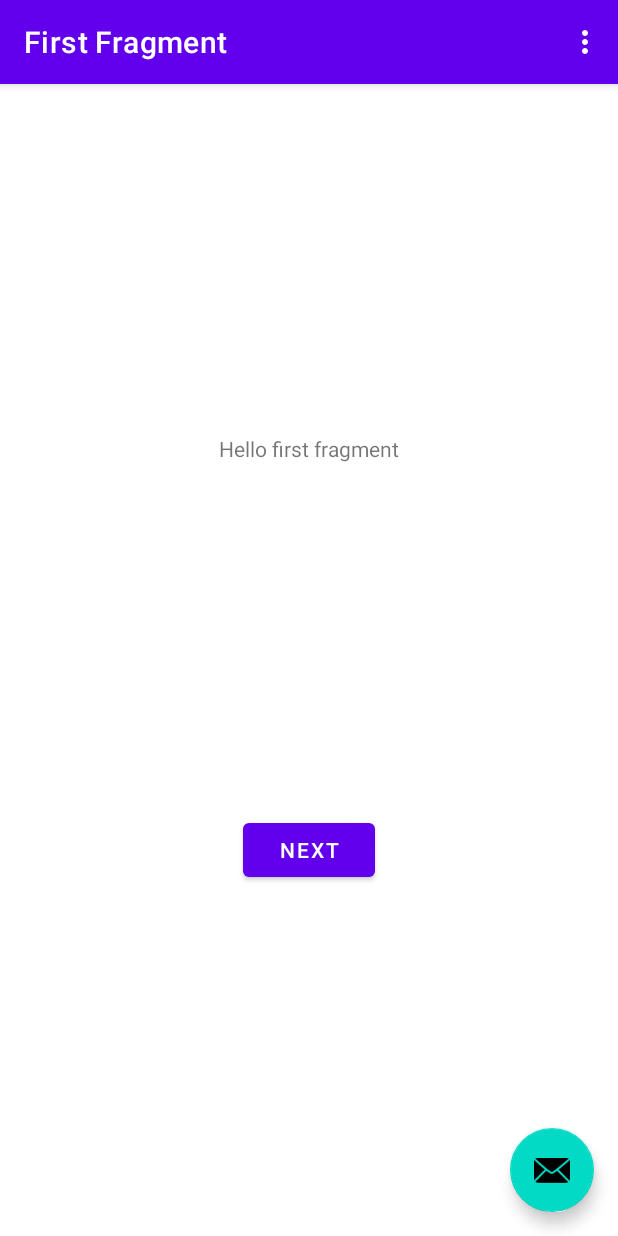
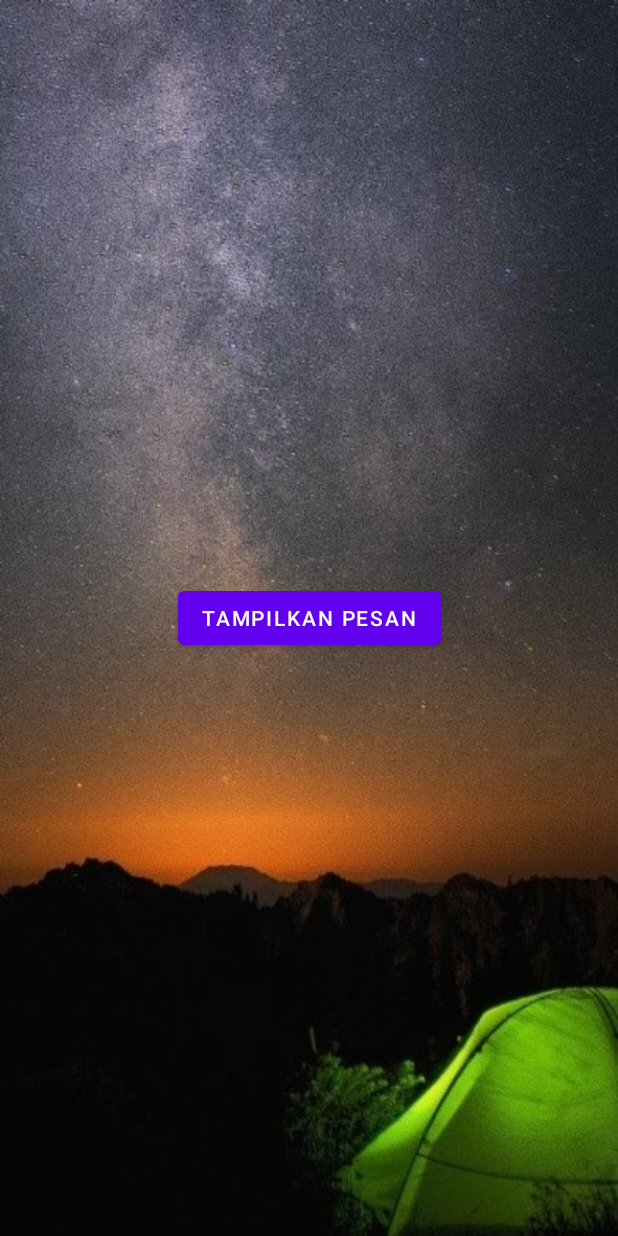
Before and after one commit to cikipawyeye/apb-praktikum, an Android app: the screen it shows after launch (MainActivity), on a phone screen of 412 x 824 dp. Run offline under Robolectric (Android 15) with nearby library versions, the phone set to English and light mode, and no system bars; our stand-ins replace navigation-ui.

Commit message:
replace coordinate layout to constraint layout

```diff
--- a/app/src/main/java/com/example/praktikum/FirstFragment.java
+++ /dev/null
@@ -1,47 +0,0 @@
-package com.example.praktikum;
-
-import android.os.Bundle;
-import android.view.LayoutInflater;
-import android.view.View;
-import android.view.ViewGroup;
-
-import androidx.annotation.NonNull;
-import androidx.fragment.app.Fragment;
-import androidx.navigation.fragment.NavHostFragment;
-
-import com.example.praktikum.databinding.FragmentFirstBinding;
-
-public class FirstFragment extends Fragment {
-
-    private FragmentFirstBinding binding;
-
-    @Override
-    public View onCreateView(
-            LayoutInflater inflater, ViewGroup container,
-            Bundle savedInstanceState
-    ) {
-
-        binding = FragmentFirstBinding.inflate(inflater, container, false);
-        return binding.getRoot();
-
-    }
-
-    public void onViewCreated(@NonNull View view, Bundle savedInstanceState) {
-        super.onViewCreated(view, savedInstanceState);
-
-        binding.buttonFirst.setOnClickListener(new View.OnClickListener() {
-            @Override
-            public void onClick(View view) {
-                NavHostFragment.findNavController(FirstFragment.this)
-                        .navigate(R.id.action_FirstFragment_to_SecondFragment);
-            }
-        });
-    }
-
-    @Override
-    public void onDestroyView() {
-        super.onDestroyView();
-        binding = null;
-    }
-
-}
--- a/app/src/main/java/com/example/praktikum/MainActivity.java
+++ b/app/src/main/java/com/example/praktikum/MainActivity.java
@@ -27,22 +27,8 @@ public class MainActivity extends AppCompatActivity {
     protected void onCreate(Bundle savedInstanceState) {
         super.onCreate(savedInstanceState);
 
-        binding = ActivityMainBinding.inflate(getLayoutInflater());
-        setContentView(binding.getRoot());
+        setContentView(R.layout.activity_main);
 
-        setSupportActionBar(binding.toolbar);
-
-        NavController navController = Navigation.findNavController(this, R.id.nav_host_fragment_content_main);
-        appBarConfiguration = new AppBarConfiguration.Builder(navController.getGraph()).build();
-        NavigationUI.setupActionBarWithNavController(this, navController, appBarConfiguration);
-
-        binding.fab.setOnClickListener(new View.OnClickListener() {
-            @Override
-            public void onClick(View view) {
-                Snackbar.make(view, "Replace with your own action", Snackbar.LENGTH_LONG)
-                        .setAction("Action", null).show();
-            }
-        });
     }
 
     @Override
--- a/app/src/main/res/layout/activity_main.xml
+++ b/app/src/main/res/layout/activity_main.xml
@@ -1,34 +1,20 @@
 <?xml version="1.0" encoding="utf-8"?>
-<androidx.coordinatorlayout.widget.CoordinatorLayout xmlns:android="http://schemas.android.com/apk/res/android"
+<androidx.constraintlayout.widget.ConstraintLayout xmlns:android="http://schemas.android.com/apk/res/android"
     xmlns:app="http://schemas.android.com/apk/res-auto"
     xmlns:tools="http://schemas.android.com/tools"
     android:layout_width="match_parent"
     android:layout_height="match_parent"
+    android:background="@drawable/bg"
     tools:context=".MainActivity">
 
-    <com.google.android.material.appbar.AppBarLayout
-        android:layout_width="match_parent"
-        android:layout_height="wrap_content"
-        android:theme="@style/Theme.Praktikum5200311061.AppBarOverlay">
-
-        <androidx.appcompat.widget.Toolbar
-            android:id="@+id/toolbar"
-            android:layout_width="match_parent"
-            android:layout_height="?attr/actionBarSize"
-            android:background="?attr/colorPrimary"
-            app:popupTheme="@style/Theme.Praktikum5200311061.PopupOverlay" />
-
-    </com.google.android.material.appbar.AppBarLayout>
-
-    <com.google.android.material.floatingactionbutton.FloatingActionButton
-        android:id="@+id/fab"
+    <Button
         android:layout_width="wrap_content"
         android:layout_height="wrap_content"
-        android:layout_gravity="bottom|end"
-        android:layout_marginEnd="@dimen/fab_margin"
-        android:layout_marginBottom="16dp"
-        app:srcCompat="@android:drawable/ic_dialog_email" />
+        android:text="@string/btn_pesan"
+        app:layout_constraintBottom_toBottomOf="parent"
+        app:layout_constraintEnd_toEndOf="parent"
+        app:layout_constraintStart_toStartOf="parent"
+        app:layout_constraintTop_toTopOf="parent" />
 
-    <include layout="@layout/content_main" />
 
-</androidx.coordinatorlayout.widget.CoordinatorLayout>
+</androidx.constraintlayout.widget.ConstraintLayout>
--- a/app/src/main/res/layout/fragment_first.xml
+++ /dev/null
@@ -1,28 +0,0 @@
-<?xml version="1.0" encoding="utf-8"?>
-<androidx.constraintlayout.widget.ConstraintLayout xmlns:android="http://schemas.android.com/apk/res/android"
-    xmlns:app="http://schemas.android.com/apk/res-auto"
-    xmlns:tools="http://schemas.android.com/tools"
-    android:layout_width="match_parent"
-    android:layout_height="match_parent"
-    tools:context=".FirstFragment">
-
-    <Button
-        android:id="@+id/button_first"
-        android:layout_width="wrap_content"
-        android:layout_height="wrap_content"
-        android:text="@string/next"
-        app:layout_constraintBottom_toBottomOf="parent"
-        app:layout_constraintEnd_toEndOf="parent"
-        app:layout_constraintStart_toStartOf="parent"
-        app:layout_constraintTop_toBottomOf="@id/textview_first" />
-
-    <TextView
-        android:id="@+id/textview_first"
-        android:layout_width="wrap_content"
-        android:layout_height="wrap_content"
-        android:text="@string/hello_first_fragment"
-        app:layout_constraintBottom_toTopOf="@id/button_first"
-        app:layout_constraintEnd_toEndOf="parent"
-        app:layout_constraintStart_toStartOf="parent"
-        app:layout_constraintTop_toTopOf="parent" />
-</androidx.constraintlayout.widget.ConstraintLayout>
--- a/app/src/main/res/values/strings.xml
+++ b/app/src/main/res/values/strings.xml
@@ -6,7 +6,8 @@
     <string name="second_fragment_label">Second Fragment</string>
     <string name="next">Next</string>
     <string name="previous">Previous</string>
-
+    <string name="btn_pesan">Tampilkan Pesan</string>
+    <string name="app_bar_title">Kartu Ucapan</string>
     <string name="hello_first_fragment">Hello first fragment</string>
     <string name="hello_second_fragment">Hello second fragment. Arg: %1$s</string>
 </resources>
```
Also changed, not shown: app/src/main/java/com/example/praktikum/SecondFragment.java (deleted, +0 -47 lines), app/src/main/res/layout/fragment_second.xml (deleted, +0 -27 lines), app/src/main/res/drawable-v24/bg.jpg (added), app/src/main/res/drawable/bg.jpg (added).
